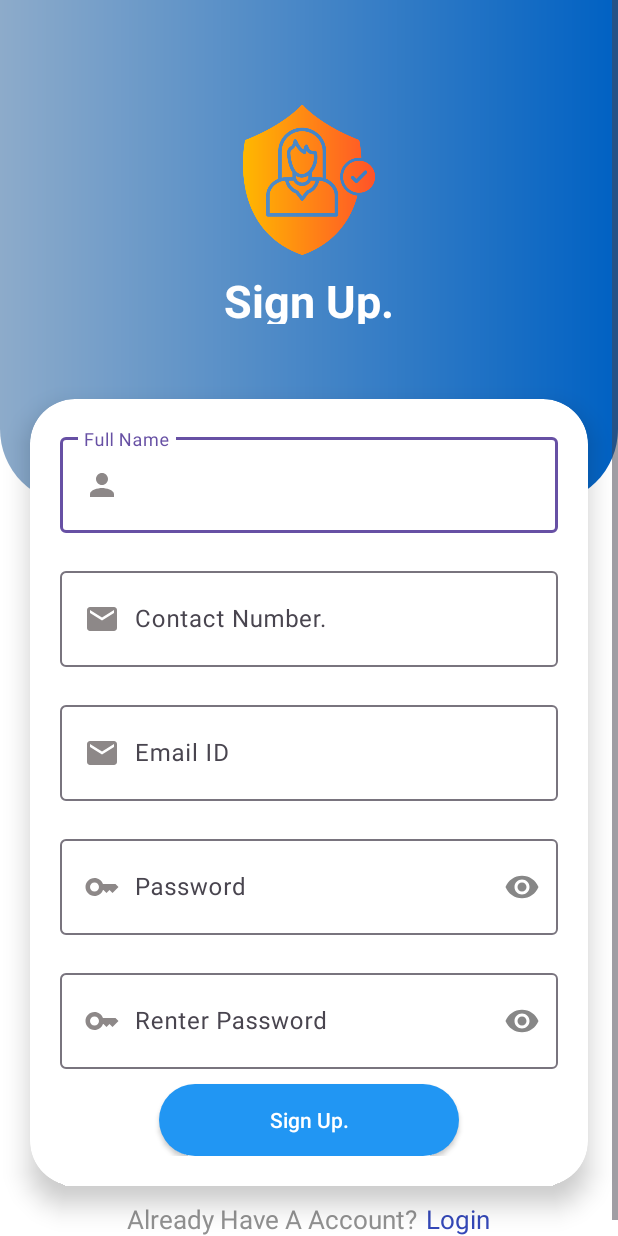
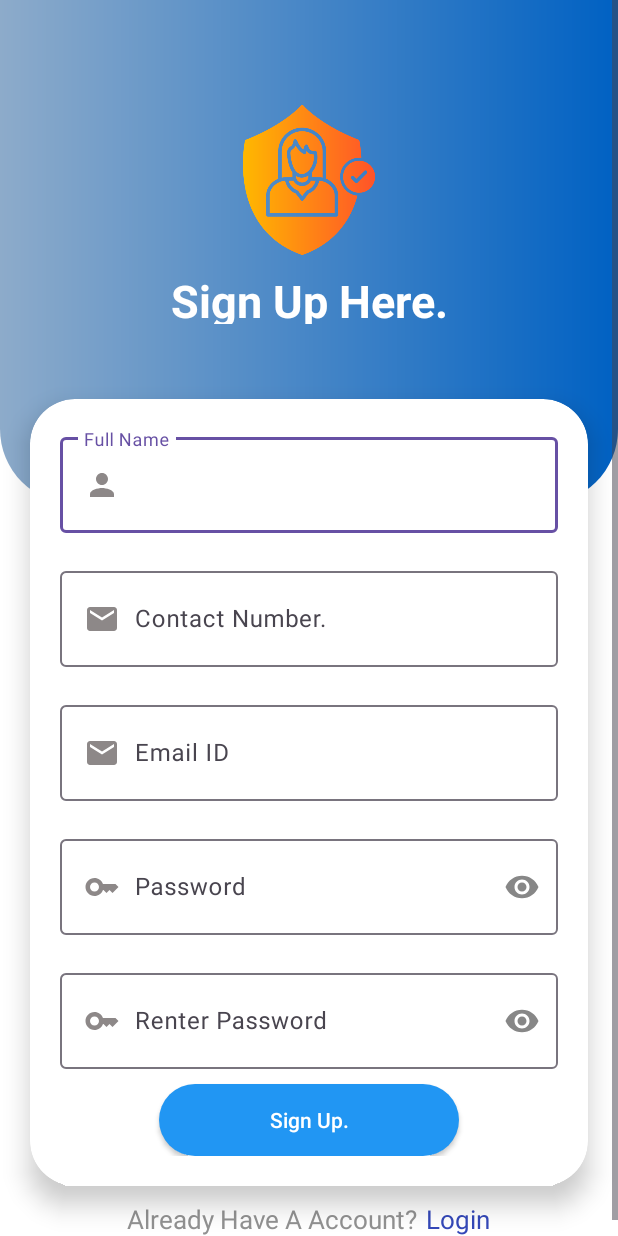
Before and after one commit to Kalpesh-Sananse/Rakshak, an Android app: the layout new_activity_register_user.xml on its own in the app's theme, with its tools: preview values and no code run, on a phone screen of 412 x 824 dp. Run offline under Robolectric (Android 15) with nearby library versions, the phone set to English and light mode, and no system bars.

Commit message:
New UI ongoing 8.

```diff
--- a/app/src/main/res/layout/new_activity_register_user.xml
+++ b/app/src/main/res/layout/new_activity_register_user.xml
@@ -45,7 +45,7 @@
                         android:layout_gravity="center"
                         android:layout_marginTop="10dp"
                         android:gravity="center"
-                        android:text="Sign Up."
+                        android:text="Sign Up Here."
                         android:textColor="@color/white"
                         android:textSize="30dp"
                         android:textStyle="bold" />
```
